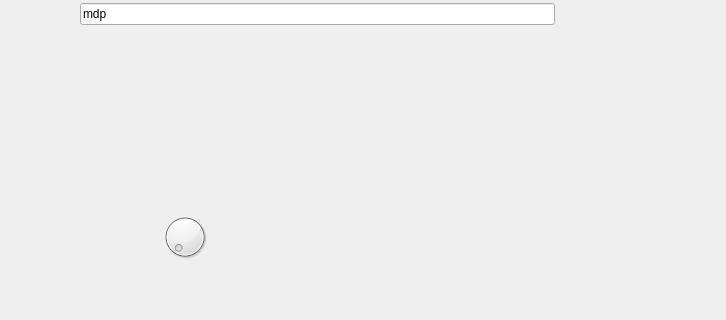
Qt form PyQt/test.ui (MindPass/Code) before a commit; both pictures show x 0 to 726 and y 385 to 705 of the 726 by 705 pixel window.
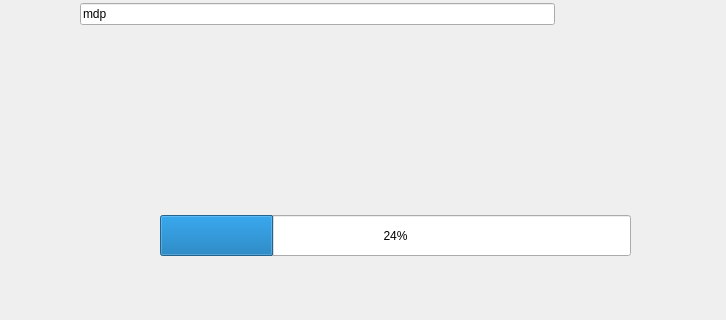
The same form after that commit.

What changed in the file:
```diff
--- a/PyQt/test.ui
+++ b/PyQt/test.ui
@@ -54,17 +54,17 @@
     </item>
    </layout>
   </widget>
-  <widget class="QDial" name="dial">
+  <widget class="QProgressBar" name="progressBar">
    <property name="geometry">
     <rect>
      <x>160</x>
-     <y>590</y>
-     <width>50</width>
-     <height>64</height>
+     <y>600</y>
+     <width>471</width>
+     <height>41</height>
     </rect>
    </property>
-   <property name="invertedAppearance">
-    <bool>false</bool>
+   <property name="value">
+    <number>24</number>
    </property>
   </widget>
  </widget>
```
